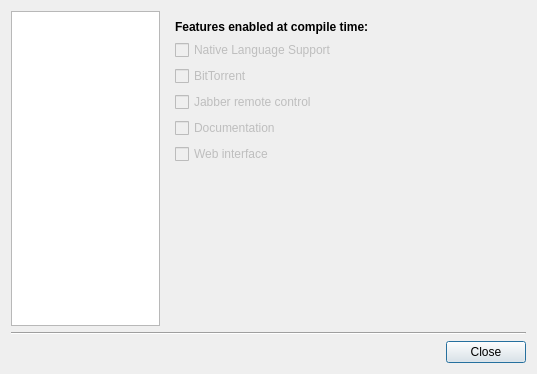
This is src/AboutDlg.ui in LubosD/fatrat as Qt 5 draws it before an edit. The edited form follows.
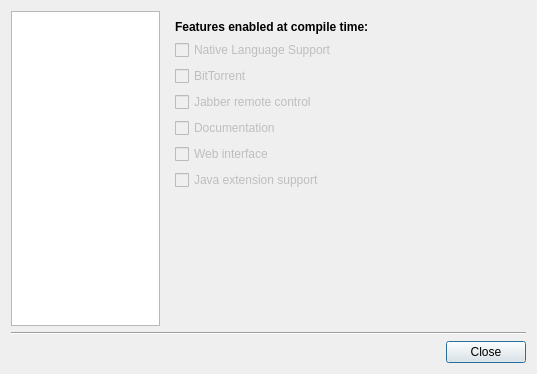
This is the edited form. The open tabs and pages were chosen to show the change. Icons and pictures are not drawn.

What changed in the file:
```diff
--- a/src/AboutDlg.ui
+++ b/src/AboutDlg.ui
@@ -201,7 +201,7 @@
          </property>
         </widget>
        </item>
-       <item row="6" column="0">
+       <item row="7" column="0">
         <spacer>
          <property name="orientation">
           <enum>Qt::Vertical</enum>
@@ -214,6 +214,16 @@
          </property>
         </spacer>
        </item>
+       <item row="6" column="0">
+        <widget class="QCheckBox" name="checkFeatureJavaExtensions">
+         <property name="enabled">
+          <bool>false</bool>
+         </property>
+         <property name="text">
+          <string>Java extension support</string>
+         </property>
+        </widget>
+       </item>
       </layout>
      </widget>
      <widget class="QWidget" name="page_6">
```
Left out of the diff: 2 changed lines with no effect on the pictures.
